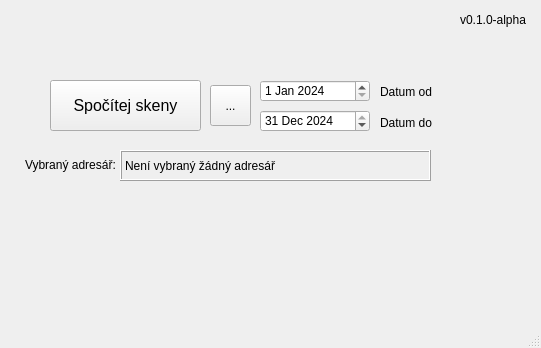
The window that mainwindow.ui (bezverec/pocet-skenu) describes before a commit, drawn with Qt 5.
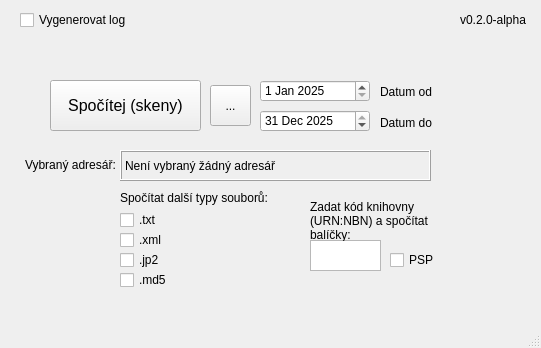
The same window after the commit.

The edit to the form file:
```diff
--- a/mainwindow.ui
+++ b/mainwindow.ui
@@ -41,7 +41,7 @@
      <string>Spočítat skeny z vybraného adresáře</string>
     </property>
     <property name="text">
-     <string>Spočítej skeny</string>
+     <string>Spočítej (skeny)</string>
     </property>
    </widget>
    <widget class="QToolButton" name="toolButton">
@@ -74,7 +74,7 @@
     </property>
     <property name="date">
      <date>
-      <year>2024</year>
+      <year>2025</year>
       <month>1</month>
       <day>1</day>
      </date>
@@ -94,7 +94,7 @@
     </property>
     <property name="date">
      <date>
-      <year>2024</year>
+      <year>2025</year>
       <month>12</month>
       <day>31</day>
      </date>
@@ -171,7 +171,145 @@
      <enum>Qt::LeftToRight</enum>
     </property>
     <property name="text">
-     <string>v0.1.0-alpha</string>
+     <string>v0.2.0-alpha</string>
+    </property>
+   </widget>
+   <widget class="QCheckBox" name="checkBox_countTxtFiles">
+    <property name="geometry">
+     <rect>
+      <x>120</x>
+      <y>210</y>
+      <width>76</width>
+      <height>20</height>
+     </rect>
+    </property>
+    <property name="toolTip">
+     <string>Spočítat soubory s koncovkou txt</string>
+    </property>
+    <property name="text">
+     <string>.txt</string>
+    </property>
+   </widget>
+   <widget class="QLabel" name="label_6">
+    <property name="geometry">
+     <rect>
+      <x>120</x>
+      <y>190</y>
+      <width>161</width>
+      <height>16</height>
+     </rect>
+    </property>
+    <property name="text">
+     <string>Spočítat další typy souborů:</string>
+    </property>
+   </widget>
+   <widget class="QCheckBox" name="checkBox_countXmlFiles">
+    <property name="geometry">
+     <rect>
+      <x>120</x>
+      <y>230</y>
+      <width>76</width>
+      <height>20</height>
+     </rect>
+    </property>
+    <property name="toolTip">
+     <string>Spočítat soubory s koncovkou xml</string>
+    </property>
+    <property name="text">
+     <string>.xml</string>
+    </property>
+   </widget>
+   <widget class="QCheckBox" name="checkBox_countJp2Files">
+    <property name="geometry">
+     <rect>
+      <x>120</x>
+      <y>250</y>
+      <width>76</width>
+      <height>20</height>
+     </rect>
+    </property>
+    <property name="toolTip">
+     <string>Spočítat soubory s koncovkou jp2</string>
+    </property>
+    <property name="text">
+     <string>.jp2</string>
+    </property>
+   </widget>
+   <widget class="QCheckBox" name="checkBox_countMd5Files">
+    <property name="geometry">
+     <rect>
+      <x>120</x>
+      <y>270</y>
+      <width>76</width>
+      <height>20</height>
+     </rect>
+    </property>
+    <property name="toolTip">
+     <string>Spočítat soubory s koncovkou md5</string>
+    </property>
+    <property name="text">
+     <string>.md5</string>
+    </property>
+   </widget>
+   <widget class="QPlainTextEdit" name="plainTextEdit_prefix">
+    <property name="geometry">
+     <rect>
+      <x>310</x>
+      <y>240</y>
+      <width>71</width>
+      <height>31</height>
+     </rect>
+    </property>
+    <property name="toolTip">
+     <string>Zadat kód knihovny (začátek názvu PSP - adresáře)</string>
+    </property>
+   </widget>
+   <widget class="QCheckBox" name="checkBox_countDirs">
+    <property name="geometry">
+     <rect>
+      <x>390</x>
+      <y>250</y>
+      <width>76</width>
+      <height>20</height>
+     </rect>
+    </property>
+    <property name="toolTip">
+     <string>Spočítat PSP (adresáře)</string>
+    </property>
+    <property name="text">
+     <string>PSP</string>
+    </property>
+   </widget>
+   <widget class="QLabel" name="label_7">
+    <property name="geometry">
+     <rect>
+      <x>310</x>
+      <y>200</y>
+      <width>161</width>
+      <height>41</height>
+     </rect>
+    </property>
+    <property name="text">
+     <string>Zadat kód knihovny (URN:NBN) a spočítat balíčky:</string>
+    </property>
+    <property name="wordWrap">
+     <bool>true</bool>
+    </property>
+   </widget>
+   <widget class="QCheckBox" name="checkBox_generateLog">
+    <property name="geometry">
+     <rect>
+      <x>20</x>
+      <y>10</y>
+      <width>111</width>
+      <height>20</height>
+     </rect>
+    </property>
+    <property name="toolTip">
+     <string>Vygenerovat log po sečtení</string>
+    </property>
+    <property name="text">
+     <string>Vygenerovat log</string>
     </property>
    </widget>
   </widget>
```
Left out of the diff: 13 changed lines with no effect on the pictures.
